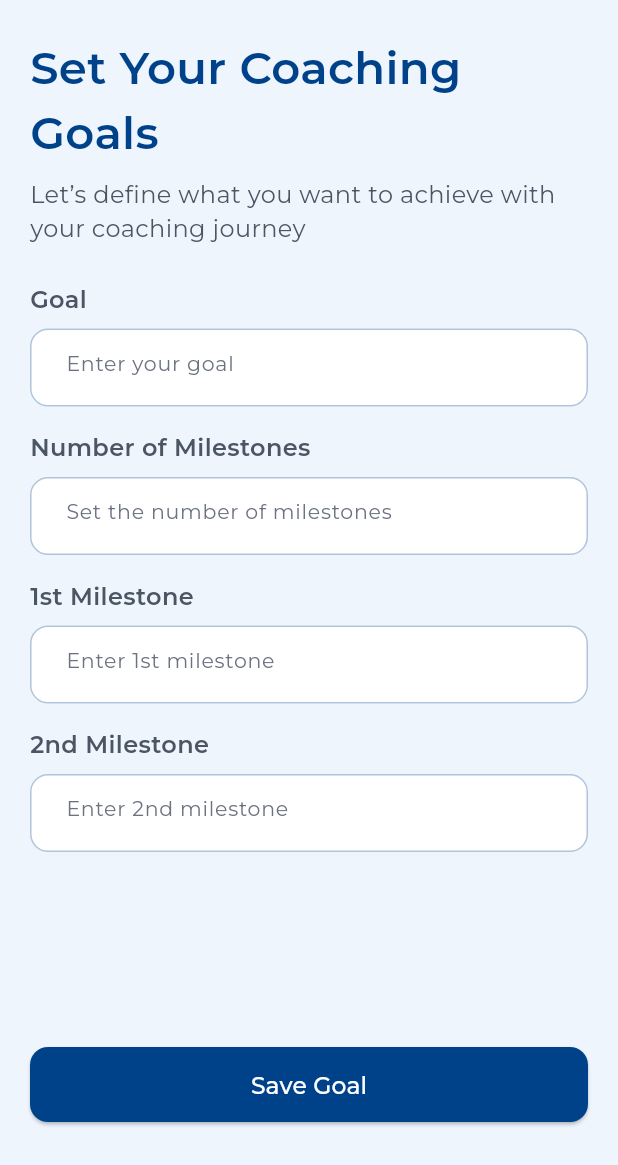
After one commit to MdLimon123/Find-A-Coach, a Flutter app: the SaveYourGoalScreen screen opened directly, on a phone screen of 412 x 824 dp. The commit adds this screen. Shown: the top 1165 px of the screen. Run offline on Flutter 3.47's test engine with Material 3 defaults, Android fonts, the phone set to English and light mode, and no system bars; our stand-ins replace flutter_otp_text_field, flutter_screenutil, flutter_spinkit, flutter_svg, get, image_cropper and 3 more; accounts and stored records are empty; project files that could hold a hidden picture were left out.

Commit message:
complete save goal screen

```diff
--- a/assets/language/en.json
+++ b/assets/language/en.json
@@ -102,17 +102,16 @@
   "tellUsAboutInterestsHobbies": "Tell us about your interests, hobbies, or projects you're passionate about.",
   "anythingElseToShare": "Anything else to share?",
   "shareAnyOtherDetails": "Share any other details that might be relevant for your coach to know.",
-  "completeProfile": "Complete Profile"
-
-
-
-
-
-
-
-
-
-
-
-
+  "completeProfile": "Complete Profile",
+  "setYourCoachingGoals": "Set Your Coaching Goals",
+  "defineWhatYouWantToAchieve": "Let’s define what you want to achieve with your coaching journey",
+  "goal": "Goal",
+  "enterYourGoal": "Enter your goal",
+  "numberOfMilestones": "Number of Milestones",
+  "setTheNumberOfMilestones": "Set the number of milestones",
+  "firstMilestone": "1st Milestone",
+  "enterFirstMilestone": "Enter 1st milestone",
+  "secondMilestone": "2nd Milestone",
+  "enterSecondMilestone": "Enter 2nd milestone",
+  "saveGoal": "Save Goal"
 }
--- a/lib/views/screen/ClientFlow/AddPersonalInfo/add_client_personal_info_screen.dart
+++ b/lib/views/screen/ClientFlow/AddPersonalInfo/add_client_personal_info_screen.dart
@@ -5,6 +5,7 @@ import 'package:find_me_a_coach/utils/style.dart'; // Ensure AppStyles.h3 is def
 import 'package:find_me_a_coach/views/base/custom_button.dart';
 import 'package:find_me_a_coach/views/base/custom_switch.dart';
 import 'package:find_me_a_coach/views/base/custom_text_field.dart';
+import 'package:find_me_a_coach/views/screen/ClientFlow/AddPersonalInfo/save_your_goal_screen.dart';
 import 'package:flutter/material.dart';
 import 'package:flutter_svg/flutter_svg.dart';
 import 'package:get/get.dart'; // Import GetX
@@ -529,7 +530,7 @@ class _AddClientPersonalInfoScreenState
               SizedBox(height: 24),
               CustomButton(
                   onTap: () {
-
+                    Get.to(()=> SaveYourGoalScreen());
                   },
                   text: "completeProfile".tr)
             ],
--- /dev/null
+++ b/lib/views/screen/ClientFlow/AddPersonalInfo/save_your_goal_screen.dart
@@ -0,0 +1,106 @@
+import 'package:find_me_a_coach/utils/app_colors.dart';
+import 'package:find_me_a_coach/views/base/custom_button.dart';
+import 'package:find_me_a_coach/views/base/custom_text_field.dart';
+import 'package:flutter/material.dart';
+import 'package:get/get.dart'; // Import GetX
+
+class SaveYourGoalScreen extends StatefulWidget {
+  const SaveYourGoalScreen({super.key});
+
+  @override
+  State<SaveYourGoalScreen> createState() => _SaveYourGoalScreenState();
+}
+
+class _SaveYourGoalScreenState extends State<SaveYourGoalScreen> {
+  final goalController = TextEditingController();
+  final setNumberController = TextEditingController();
+  final milestoneController = TextEditingController();
+  final secondMilestoneController = TextEditingController();
+
+  @override
+  Widget build(BuildContext context) {
+    return Scaffold(
+        backgroundColor: AppColors.backgroundColor,
+        body: SafeArea(
+          child: SingleChildScrollView(
+            padding: EdgeInsets.symmetric(horizontal: 20, vertical: 24),
+            child: Column(
+              mainAxisAlignment: MainAxisAlignment.start,
+              crossAxisAlignment: CrossAxisAlignment.start,
+              children: [
+                Text(
+                  "setYourCoachingGoals".tr, // Changed
+                  style: TextStyle(
+                      fontWeight: FontWeight.w600,
+                      color: AppColors.primaryColor,
+                      fontSize: 30),
+                ),
+                SizedBox(height: 8),
+                Text(
+                  "defineWhatYouWantToAchieve".tr, // Changed
+                  style: TextStyle(
+                      fontSize: 16,
+                      fontWeight: FontWeight.w400,
+                      color: Color(0xFF4B5563)),
+                ),
+                SizedBox(height: 24),
+                _headingText(translatedText: "goal".tr), // Changed
+                SizedBox(
+                  height: 8,
+                ),
+                CustomTextField(
+                  controller: goalController,
+                  hintText: 'enterYourGoal'.tr, // Changed
+                ),
+                SizedBox(height: 16),
+                _headingText(translatedText: "numberOfMilestones".tr), // Changed
+                SizedBox(
+                  height: 8,
+                ),
+                CustomTextField(
+                  controller: setNumberController,
+                  hintText: 'setTheNumberOfMilestones'.tr, // Changed
+                  keyboardType: TextInputType.number, // Good for numbers
+                ),
+                SizedBox(height: 16),
+                _headingText(translatedText: "firstMilestone".tr), // Changed (was "1st Milestone")
+                SizedBox(
+                  height: 8,
+                ),
+                CustomTextField(
+                  controller: milestoneController,
+                  hintText: 'enterFirstMilestone'.tr,
+                ),
+                SizedBox(height: 16),
+                _headingText(translatedText: "secondMilestone".tr),
+                SizedBox(
+                  height: 8,
+                ),
+                CustomTextField(
+                  controller: secondMilestoneController,
+                  hintText: 'enterSecondMilestone'.tr,
+                ),
+                SizedBox(
+                  height: 130,
+                ),
+                CustomButton(
+                    onTap: () {
+                    },
+                    text: "saveGoal".tr) // Changed
+              ],
+            ),
+          ),
+        ));
+  }
+
+  Widget _headingText({required String translatedText}) {
+    return Text(
+      translatedText, // Expects already translated text
+      style: TextStyle(
+        fontWeight: FontWeight.w600,
+        color: AppColors.bigTextColor,
+        fontSize: 16,
+      ),
+    );
+  }
+}
```
